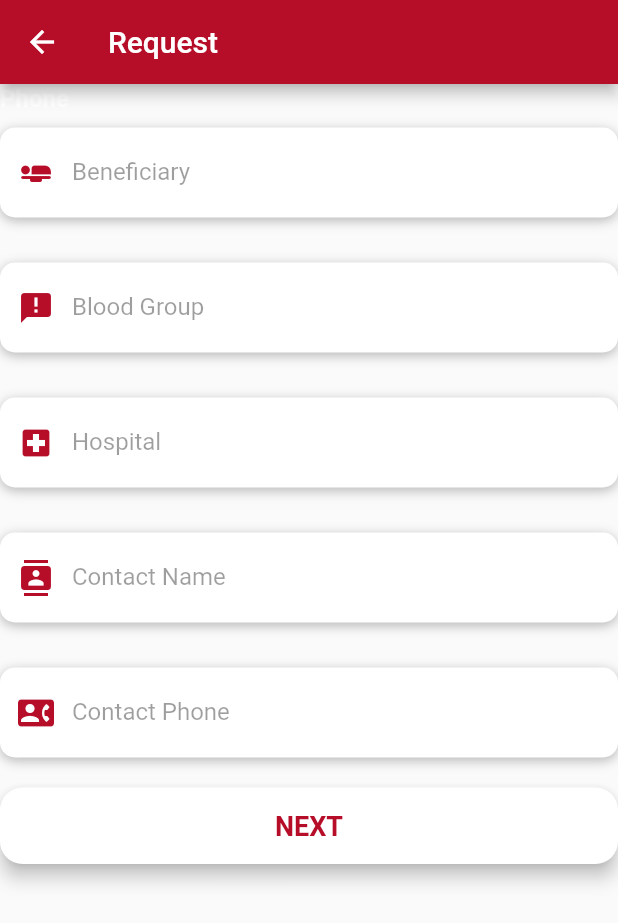
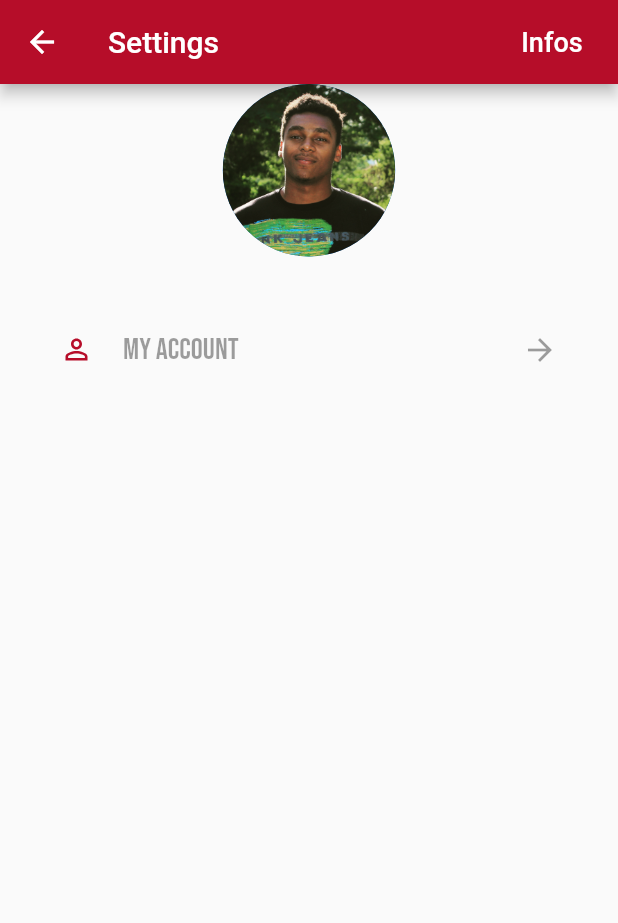
Before and after one commit to SanManke/don_de_sang_0.1, a Flutter app: the Dashboard screen opened directly, after a tap on "Dashboard", on a phone screen of 412 x 824 dp. Shown: the top 923 px of the screen. Run offline on Flutter 3.47's test engine with Material 2 defaults, Android fonts, the phone set to English and light mode, and no system bars; our stand-ins replace flutter_svg.

Commit message:
settings.dart and body

```diff
--- a/lib/dashboard.dart
+++ b/lib/dashboard/dashboard.dart
@@ -1,7 +1,8 @@
-import 'package:don_de_sang/don_page.dart';
+import 'package:don_de_sang/don/don_page.dart';
 import 'package:flutter/material.dart';
 import 'griddashboard.dart';
-import 'request.dart';
+import '../request.dart';
+import 'package:don_de_sang/profil/settings.dart';
 
 class Dashboard extends StatefulWidget {
   @override
@@ -28,7 +29,7 @@ class _DashboardState extends State<Dashboard> {
                         context,
                         MaterialPageRoute(
                           builder: (context) {
-                            return Request();
+                            return Settings();
                           },
                         ),
                       );
--- a/lib/don_page.dart
+++ b/lib/don/don_page.dart
@@ -1,4 +1,4 @@
-import 'package:don_de_sang/don_regular.dart';
+import 'package:don_de_sang/don/don_regular.dart';
 import 'package:flutter/material.dart';
 import 'package:flutter/rendering.dart';
 import 'don_spontaneous.dart';
--- a/lib/login_page.dart
+++ b/lib/login_page.dart
@@ -1,5 +1,5 @@
 
-import 'package:don_de_sang/dashboard.dart';
+import 'package:don_de_sang/dashboard/dashboard.dart';
 import 'package:flutter/material.dart';
 import 'package:flutter/services.dart';
 
--- /dev/null
+++ b/lib/profil/body.dart
@@ -0,0 +1,55 @@
+import 'package:don_de_sang/profil/profil_pic.dart';
+import 'package:flutter/material.dart';
+import 'package:flutter_svg/svg.dart';
+
+class Body extends StatelessWidget {
+  @override
+  Widget build(BuildContext context) {
+    return Column(
+      children: [
+        ProfilPic(),
+        SizedBox(height: 20,),
+        ProfilMenu(icon: "assets/user.svg", text: "My Account", press: null,),
+      ],
+    );
+  }
+}
+
+class ProfilMenu extends StatelessWidget {
+  const ProfilMenu({
+    Key key,
+    @required this.text,
+    @required this.icon,
+    @required this.press,
+  }) : super(key: key);
+
+  final String text, icon;
+  final VoidCallback press;
+
+  @override
+  Widget build(BuildContext context) {
+    return Padding(
+      padding: const EdgeInsets.symmetric(horizontal: 20, vertical: 10),
+      child: FlatButton(
+        padding: EdgeInsets.all(20),
+        shape: RoundedRectangleBorder(borderRadius: BorderRadius.circular(15)),
+        color: Color(0xFFF5F6F9),
+        onPressed: press,
+        child: Row(
+          children: [
+            SvgPicture.asset(
+              icon,
+              width: 22,
+              color: Color(0xffb60d29),
+            ),
+            SizedBox(width: 20,),
+            Expanded(child: Text(text, style: TextStyle(fontFamily: 'BebasNeue', fontSize: 20),
+            ),
+            ),
+            Icon(Icons.arrow_forward)
+          ],
+        ),
+      ),
+    );
+  }
+}
--- /dev/null
+++ b/lib/profil/profil_pic.dart
@@ -0,0 +1,27 @@
+import 'package:flutter/material.dart';
+
+class ProfilPic extends StatelessWidget {
+  const ProfilPic({
+    Key key,
+  }) : super(key: key);
+
+  @override
+  Widget build(BuildContext context) {
+    return SizedBox(
+      height: 115,
+      width: 115,
+      child: Stack(
+        fit: StackFit.expand,
+        children: [
+          CircleAvatar(
+            backgroundImage: AssetImage("assets/woodens.jpg"),
+          ),
+          SizedBox(
+            height: 46,
+            width: 46,
+          )
+        ],
+      ),
+    );
+  }
+}
--- /dev/null
+++ b/lib/profil/settings.dart
@@ -0,0 +1,25 @@
+import 'body.dart';
+
+import 'package:flutter/material.dart';
+
+class Settings extends StatelessWidget {
+  @override
+  Widget build(BuildContext context) {
+    return Scaffold(
+      appBar: AppBar(
+        backgroundColor: Color(0xffb60d29),
+        title: Text('Settings'),
+        actions: [
+          FlatButton(
+            textColor: Colors.white,
+            child: Text(
+              'Infos',
+              style: TextStyle(color: Colors.white, fontSize: 18),
+            ),
+          ),
+        ],
+      ),
+      body: Body(),
+    );
+  }
+}
--- a/pubspec.yaml
+++ b/pubspec.yaml
@@ -24,11 +24,14 @@ dependencies:
   flutter:
     sdk: flutter
   http: ^0.12.0+2
+  flutter_screenutil: ^4.0.3+1
+
 
 
   # The following adds the Cupertino Icons font to your application.
   # Use with the CupertinoIcons class for iOS style icons.
   cupertino_icons: ^1.0.0
+  flutter_svg: ^0.15.0
 
 dev_dependencies:
   flutter_test:
```
Also changed, not shown: lib/others.dart (added, +53 -0 lines), assets/user.svg (added), lib/dashboard/griddashboard.dart (renamed from lib/griddashboard.dart), lib/don/don_regular.dart (renamed from lib/don_regular.dart), lib/don/don_spontaneous.dart (renamed from lib/don_spontaneous.dart), pubspec.lock.
